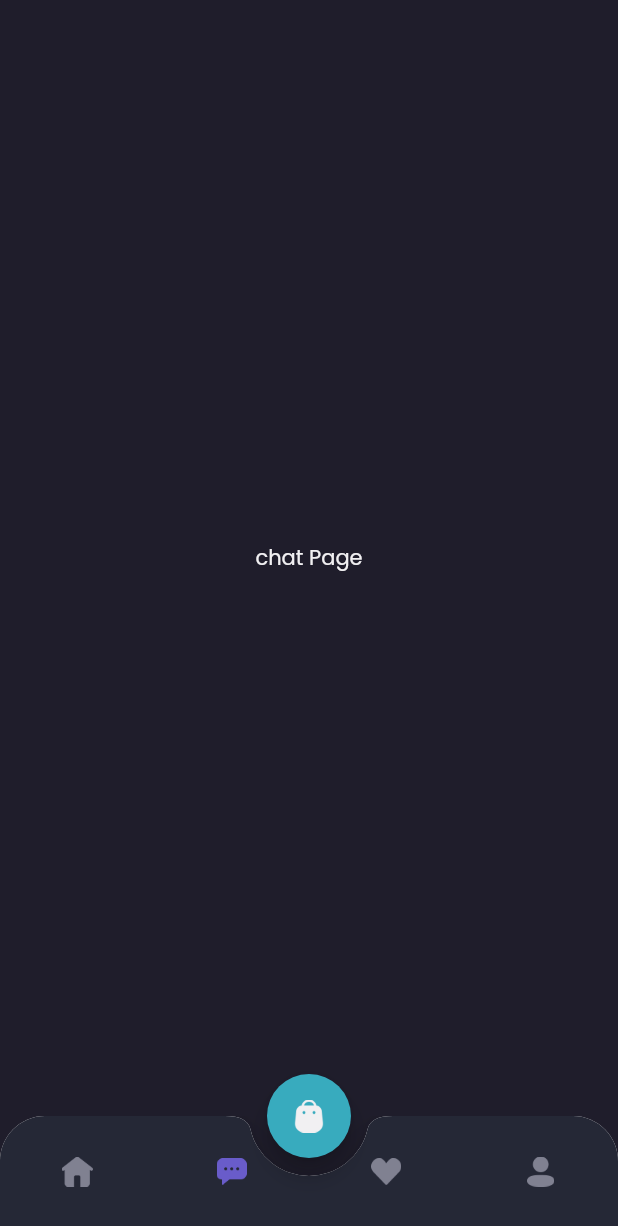
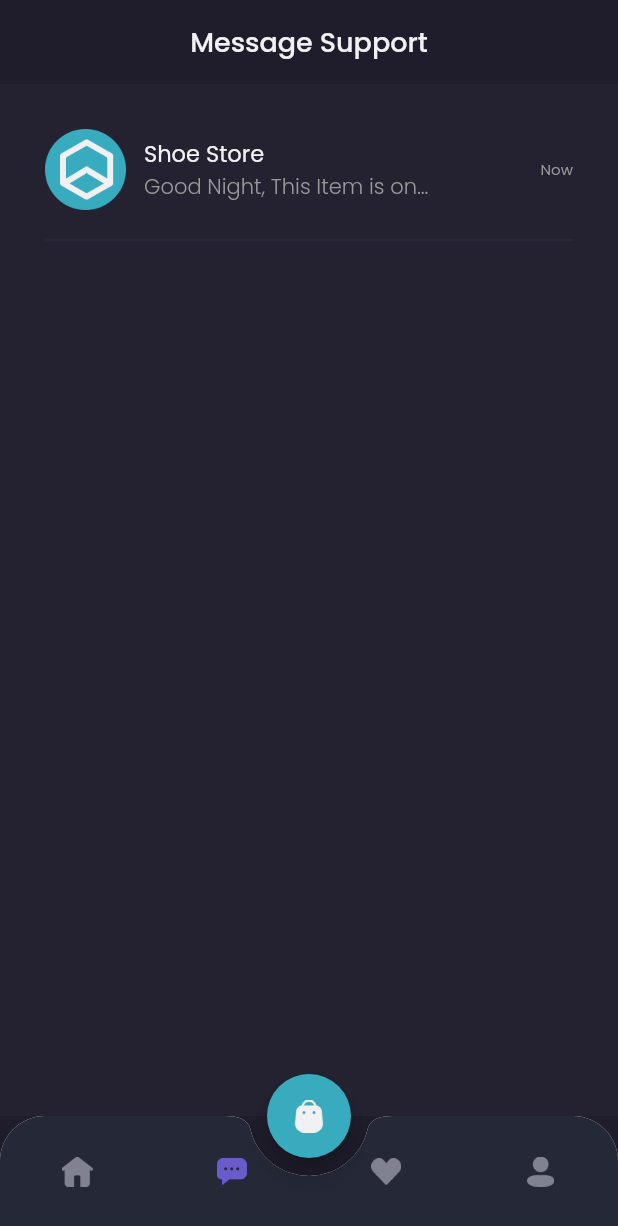
Before and after one commit to Adityadan/tokokita-flutter, a Flutter app: the MainPage screen opened by its route, item 2 of the bottom bar chosen, on a phone screen of 412 x 824 dp. Shown: the top 1226 px of the screen. Run offline on Flutter 3.47's test engine with Material 2 defaults, Android fonts, the phone set to English and light mode, and no system bars; our stand-ins replace awesome_dialog, google_fonts.

Commit message:
bubble chat

```diff
--- a/lib/main.dart
+++ b/lib/main.dart
@@ -1,4 +1,5 @@
 import 'package:flutter/material.dart';
+import 'package:shamo/pages/detail_chat_page.dart';
 import 'package:shamo/pages/home/main_page.dart';
 import 'package:shamo/pages/sign_in_page.dart';
 import 'package:shamo/pages/sign_up_page.dart';
@@ -17,6 +18,7 @@ class MyApp extends StatelessWidget {
         '/sign-in': (context) => SignInPage(),
         '/sign-up': (context) => SignUpPage(),
         '/home': (context) => MainPage(),
+        '/detail-chat': (context) => DetailChatPage(),
       },
     );
   }
--- a/lib/pages/home/chat_page.dart
+++ b/lib/pages/home/chat_page.dart
@@ -1,13 +1,106 @@
 import 'package:flutter/material.dart';
 import 'package:shamo/theme.dart';
+import 'package:shamo/widgets/chat_tile.dart';
 
 class chatPage extends StatelessWidget {
   const chatPage({super.key});
 
   @override
   Widget build(BuildContext context) {
-    return Container(
-      child: Center(child: Text('chat Page',style: primaryTextStyle,)),
+    Widget header() {
+      return AppBar(
+        backgroundColor: backgroundColor1,
+        centerTitle: true,
+        title: Text(
+          'Message Support',
+          style: primaryTextStyle.copyWith(
+            fontSize: 18,
+            fontWeight: medium,
+          ),
+        ),
+        elevation: 0,
+        automaticallyImplyLeading: false,
+      );
+    }
+
+    Widget emptyChat() {
+      return Expanded(
+        child: Container(
+          width: double.infinity,
+          color: backgroundColor3,
+          child: Column(
+            mainAxisAlignment: MainAxisAlignment.center,
+            children: [
+              Image.asset(
+                'assets/icon_headset.png',
+                width: 80,
+              ),
+              SizedBox(
+                height: 20,
+              ),
+              Text(
+                'Opss No Message Yet?',
+                style: primaryTextStyle.copyWith(
+                  fontSize: 16,
+                  fontWeight: medium,
+                ),
+              ),
+              SizedBox(
+                height: 12,
+              ),
+              Text(
+                'You Have Never Done a Transaction',
+                style: secondaryTextStyle,
+              ),
+              SizedBox(
+                height: 20,
+              ),
+              Container(
+                child: TextButton(
+                  onPressed: () {},
+                  style: TextButton.styleFrom(
+                      padding:
+                          EdgeInsets.symmetric(horizontal: 24, vertical: 10),
+                      backgroundColor: primaryColor,
+                      shape: RoundedRectangleBorder(
+                          borderRadius: BorderRadius.circular(12))),
+                  child: Text(
+                    'Explore Store',
+                    style: primaryTextStyle.copyWith(
+                      fontSize: 16,
+                      fontWeight: medium,
+                    ),
+                  ),
+                ),
+              )
+            ],
+          ),
+        ),
+      );
+    }
+
+    Widget content() {
+      return Expanded(
+        child: Container(
+          width: double.infinity,
+          color: backgroundColor3,
+          child: ListView(
+            padding: EdgeInsets.symmetric(
+              horizontal: defaultMargin,
+            ),
+            children: [
+              ChatTile(),
+            ],
+          ),
+        ),
+      );
+    }
+
+    return Column(
+      children: [
+        header(),
+        content(),
+      ],
     );
   }
 }
--- a/lib/theme.dart
+++ b/lib/theme.dart
@@ -10,11 +10,13 @@ Color priceColor = Color(0xff2C96F1);
 Color backgroundColor1 = Color(0xff1F1D2B);
 Color backgroundColor2 = Color(0xff2B2937);
 Color backgroundColor3 = Color(0xff242231);
+Color backgroundColor5 = Color(0xff2B2844);
 Color primaryTextColor = Color(0xffF1F0F2);
 Color secondaryTextColor = Color(0xff999999);
 Color subtitleColor = Color(0xff504F5E);
 Color backgroundColor4 = Color(0xff252836);
 Color transparentColor = Colors.transparent;
+Color blackColor = Color(0xff2E2E2E);
 
 TextStyle primaryTextStyle = GoogleFonts.poppins(
   color: primaryTextColor,
@@ -32,6 +34,10 @@ TextStyle purpleTextStyle = GoogleFonts.poppins(
   color: primaryColor,
 );
 
+TextStyle blackTextStyle = GoogleFonts.poppins(
+  color: blackColor,
+);
+
 FontWeight light = FontWeight.w300;
 FontWeight regular = FontWeight.w400;
 FontWeight medium = FontWeight.w500;
--- /dev/null
+++ b/lib/widgets/chat_tile.dart
@@ -0,0 +1,64 @@
+import 'package:flutter/material.dart';
+import 'package:shamo/theme.dart';
+
+class ChatTile extends StatelessWidget {
+  const ChatTile({super.key});
+
+  @override
+  Widget build(BuildContext context) {
+    return GestureDetector(
+      onTap: (() => Navigator.pushNamed(context,'/detail-chat')),
+      child: Container(
+        margin: EdgeInsets.only(top: 30),
+        child: Column(
+          children: [
+            Row(
+              children: [
+                Image.asset(
+                  'assets/image_shop_logo.png',
+                  width: 54,
+                ),
+                SizedBox(
+                  width: 12,
+                ),
+                Expanded(
+                  child: Column(
+                    crossAxisAlignment: CrossAxisAlignment.start,
+                    children: [
+                      Text(
+                        'Shoe Store',
+                        style: primaryTextStyle.copyWith(
+                          fontSize: 15,
+                        ),
+                      ),
+                      Text(
+                        'Good Night, This Item is on...',
+                        style: secondaryTextStyle.copyWith(
+                          fontWeight: light,
+                        ),
+                        overflow: TextOverflow.ellipsis,
+                      ),
+                    ],
+                  ),
+                ),
+                Text(
+                  'Now',
+                  style: secondaryTextStyle.copyWith(
+                    fontSize: 10,
+                  ),
+                )
+              ],
+            ),
+            SizedBox(
+              height: 12,
+            ),
+            Divider(
+              thickness: 1,
+              color: Color(0xff282939),
+            )
+          ],
+        ),
+      ),
+    );
+  }
+}
--- a/pubspec.yaml
+++ b/pubspec.yaml
@@ -37,6 +37,8 @@ dependencies:
   # Use with the CupertinoIcons class for iOS style icons.
   cupertino_icons: ^1.0.2
   google_fonts: ^3.0.0
+  awesome_dialog: ^3.1.0
+  loading_animation_widget: ^1.2.0+4
 
 dev_dependencies:
   flutter_test:
```
Also changed, not shown: lib/pages/detail_chat_page.dart (added, +187 -0 lines), lib/pages/home/home_page.dart (+99 -13 lines), lib/pages/home/profile_page.dart (+7 -1 lines), lib/pages/sign_in_page.dart (+21 -5 lines), lib/widgets/chat_bubble.dart (added, +70 -0 lines), lib/widgets/product_card.dart (added, +70 -0 lines), lib/widgets/product_tile.dart (added, +63 -0 lines), assets/stall.gif (added), pubspec.lock, 3 other files.
